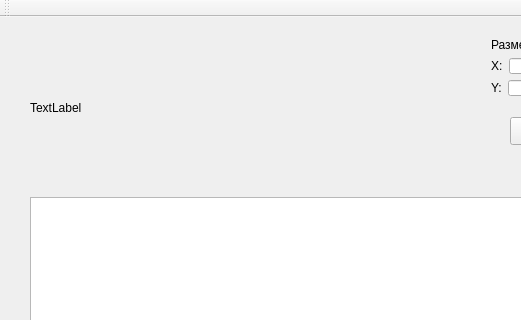
This is mainwindow.ui in pivleonid/rgb as Qt 5 draws it before an edit; both pictures show x 0 to 521 and y 0 to 320 of the 657 by 585 pixel window. The edited form follows.
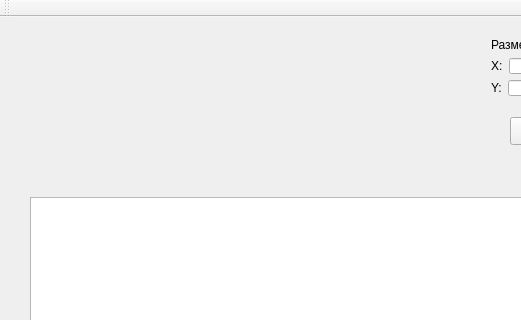
This is the edited form.

The edit to the form file:
```diff
--- a/mainwindow.ui
+++ b/mainwindow.ui
@@ -14,19 +14,6 @@
    <string>MainWindow</string>
   </property>
   <widget class="QWidget" name="centralWidget">
-   <widget class="QLabel" name="label">
-    <property name="geometry">
-     <rect>
-      <x>30</x>
-      <y>20</y>
-      <width>361</width>
-      <height>141</height>
-     </rect>
-    </property>
-    <property name="text">
-     <string>TextLabel</string>
-    </property>
-   </widget>
    <widget class="QTextEdit" name="textEdit">
     <property name="geometry">
      <rect>
@@ -101,6 +88,16 @@
      </item>
     </layout>
    </widget>
+   <widget class="QWidget" name="widget" native="true">
+    <property name="geometry">
+     <rect>
+      <x>30</x>
+      <y>10</y>
+      <width>181</width>
+      <height>121</height>
+     </rect>
+    </property>
+   </widget>
   </widget>
   <widget class="QMenuBar" name="menuBar">
    <property name="geometry">
```
